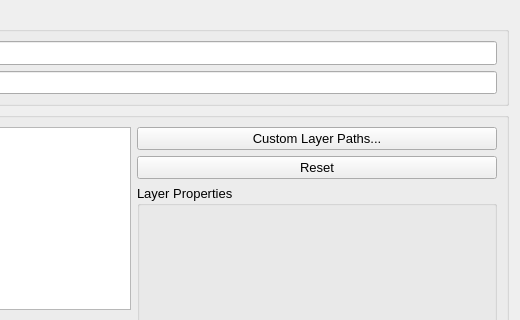
Above: vkconfig/dialog_layers.ui from LunarG/VulkanTools before the change; both pictures show x 532 to 1052 and y 0 to 320 of the 1052 by 612 pixel window. Below: the same form after it.
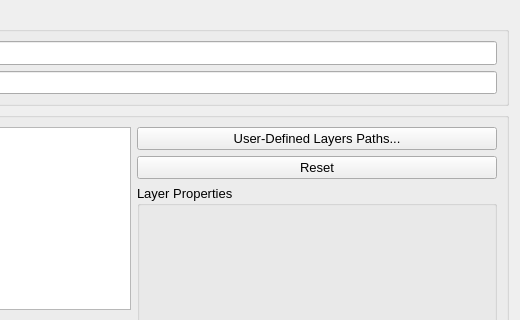
That is the form after the change.

Commit message:
vkconfig: Add display of VK_LAYER_PATH content in Vulkan Development Status
- Rename 'Custom Path' by 'Used-Defined Path'
- Reduce code debt regarding END and GUI user-defined layers paths

```diff
--- a/vkconfig/dialog_layers.ui
+++ b/vkconfig/dialog_layers.ui
@@ -294,7 +294,7 @@
       <item row="0" column="1">
        <widget class="QPushButton" name="pushButtonCustomLayers">
         <property name="text">
-         <string>Custom Layer Paths...</string>
+         <string>User-Defined Layers Paths...</string>
         </property>
        </widget>
       </item>
```
The commit also changes 14 other files.
